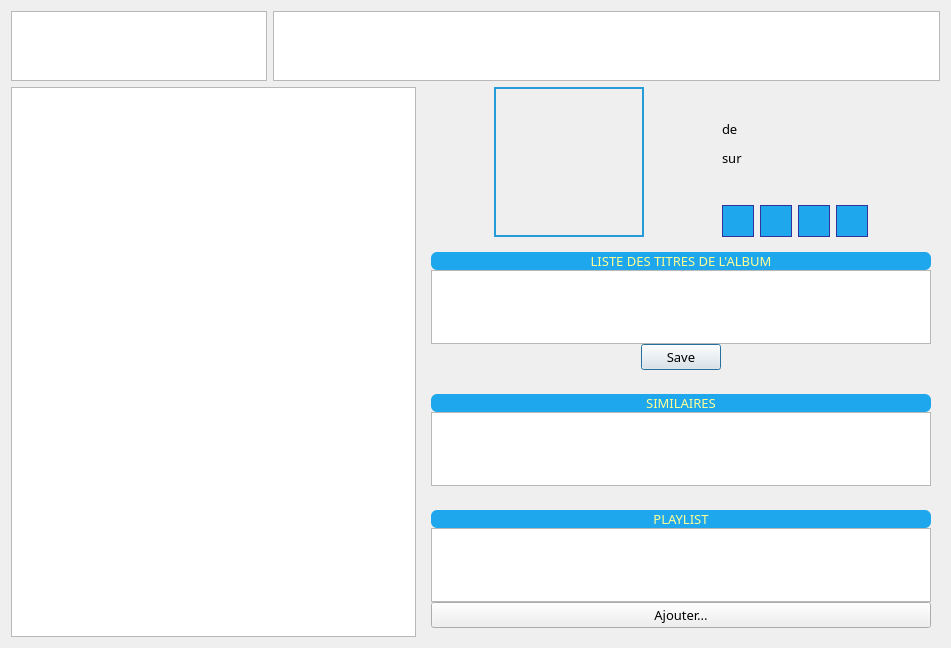
The window that projet-musique/core/ongletmp3.ui (toopoormaghell/projet-musique) describes before a commit, drawn with Qt 5.
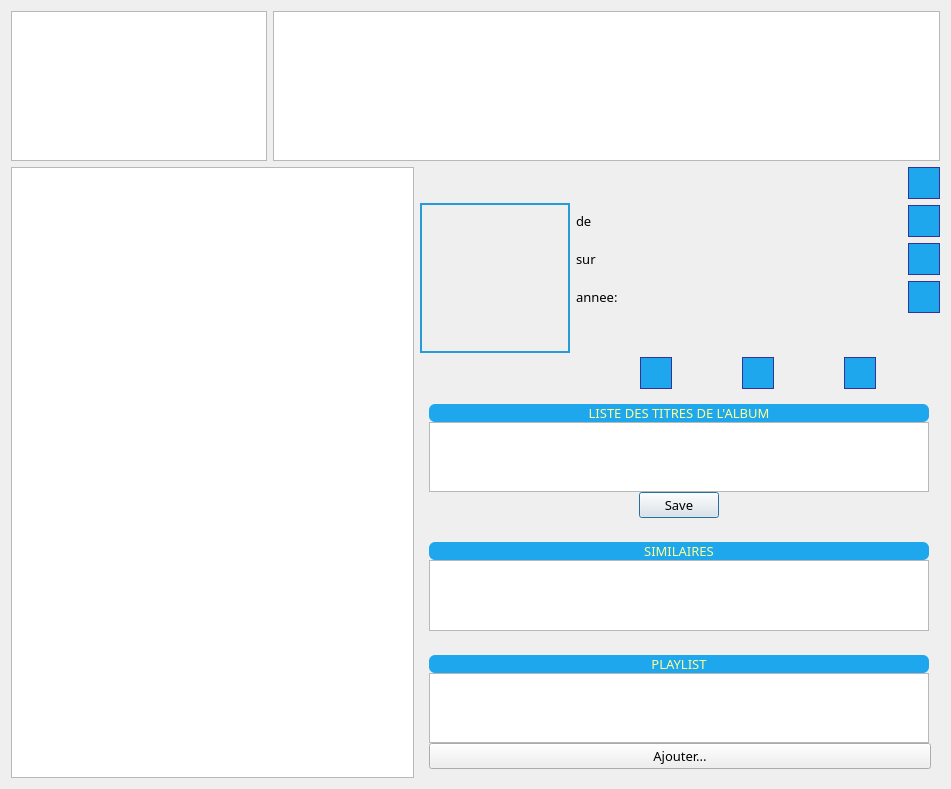
The same window after the commit. Icons and pictures are not drawn.

Commit message:
* Fixation des width pour la partie infos mp3 dans l'onglet mp3.
* Ajout du nombre de mp3 présents dans le lecteur.

* Ajout d'une option pour sélectionner les mp3 pour un artiste, un
album, une année pour le lecteur.

* Permet d'en savoir plus par l'intéraction du logiciel quand il met un
mp3 dans le lecteur.

```diff
--- a/projet-musique/core/ongletmp3.ui
+++ b/projet-musique/core/ongletmp3.ui
@@ -7,7 +7,7 @@
     <x>0</x>
     <y>0</y>
     <width>951</width>
-    <height>648</height>
+    <height>789</height>
    </rect>
   </property>
   <property name="font">
@@ -55,6 +55,12 @@
      </item>
      <item>
       <widget class="QListWidget" name="ArtistesAnnees">
+       <property name="minimumSize">
+        <size>
+         <width>0</width>
+         <height>150</height>
+        </size>
+       </property>
        <property name="maximumSize">
         <size>
          <width>16777215</width>
@@ -175,8 +181,14 @@
      </item>
      <item>
       <layout class="QVBoxLayout" name="verticalLayout_4">
+       <property name="sizeConstraint">
+        <enum>QLayout::SetDefaultConstraint</enum>
+       </property>
        <item>
         <layout class="QHBoxLayout" name="horizontalLayout_3">
+         <property name="sizeConstraint">
+          <enum>QLayout::SetFixedSize</enum>
+         </property>
          <item>
           <widget class="QLabel" name="Pochette">
            <property name="minimumSize">
@@ -268,6 +280,16 @@
                  </property>
                 </widget>
                </item>
+               <item>
+                <widget class="QLabel" name="label">
+                 <property name="styleSheet">
+                  <string notr="true">color: black;</string>
+                 </property>
+                 <property name="text">
+                  <string>annee:</string>
+                 </property>
+                </widget>
+               </item>
                <item>
                 <widget class="QLabel" name="Vide">
                  <property name="minimumSize">
@@ -293,6 +315,18 @@
               <layout class="QVBoxLayout" name="verticalLayout_2">
                <item>
                 <widget class="QLabel" name="Titre">
+                 <property name="minimumSize">
+                  <size>
+                   <width>270</width>
+                   <height>0</height>
+                  </size>
+                 </property>
+                 <property name="maximumSize">
+                  <size>
+                   <width>270</width>
+                   <height>16777215</height>
+                  </size>
+                 </property>
                  <property name="text">
                   <string/>
                  </property>
@@ -300,6 +334,18 @@
                </item>
                <item>
                 <widget class="QLabel" name="NomArtiste">
+                 <property name="minimumSize">
+                  <size>
+                   <width>270</width>
+                   <height>0</height>
+                  </size>
+                 </property>
+                 <property name="maximumSize">
+                  <size>
+                   <width>270</width>
+                   <height>16777215</height>
+                  </size>
+                 </property>
                  <property name="text">
                   <string/>
                  </property>
@@ -307,6 +353,37 @@
                </item>
                <item>
                 <widget class="QLabel" name="NomAlbum">
+                 <property name="minimumSize">
+                  <size>
+                   <width>270</width>
+                   <height>0</height>
+                  </size>
+                 </property>
+                 <property name="maximumSize">
+                  <size>
+                   <width>270</width>
+                   <height>16777215</height>
+                  </size>
+                 </property>
+                 <property name="text">
+                  <string/>
+                 </property>
+                </widget>
+               </item>
+               <item>
+                <widget class="QLabel" name="Annee">
+                 <property name="minimumSize">
+                  <size>
+                   <width>270</width>
+                   <height>0</height>
+                  </size>
+                 </property>
+                 <property name="maximumSize">
+                  <size>
+                   <width>270</width>
+                   <height>16777215</height>
+                  </size>
+                 </property>
                  <property name="text">
                   <string/>
                  </property>
@@ -314,6 +391,18 @@
                </item>
                <item>
                 <widget class="QLabel" name="Mp3Phys">
+                 <property name="minimumSize">
+                  <size>
+                   <width>270</width>
+                   <height>0</height>
+                  </size>
+                 </property>
+                 <property name="maximumSize">
+                  <size>
+                   <width>270</width>
+                   <height>16777215</height>
+                  </size>
+                 </property>
                  <property name="styleSheet">
                   <string notr="true">color: #182995;</string>
                  </property>
@@ -324,40 +413,153 @@
                </item>
               </layout>
              </item>
+             <item>
+              <layout class="QVBoxLayout" name="verticalLayout_9">
+               <item>
+                <widget class="QPushButton" name="LireMP3">
+                 <property name="toolTip">
+                  <string>Lire MP3 (Maj+L)</string>
+                 </property>
+                 <property name="styleSheet">
+                  <string notr="true">QPushButton{
+color: #FFFF96;
+background-color: #1EA7EC;
+border-width: 1px;
+border-color: #339;
+border-style: solid;
+min-width: 30px;
+max-width: 30px;
+min-height: 30px;
+max-height: 30px;
+}</string>
+                 </property>
+                 <property name="text">
+                  <string/>
+                 </property>
+                 <property name="icon">
+                  <iconset resource="IconesMenu.qrc">
+                   <normaloff>:/MP3/lire</normaloff>:/MP3/lire</iconset>
+                 </property>
+                 <property name="shortcut">
+                  <string>Shift+L</string>
+                 </property>
+                </widget>
+               </item>
+               <item>
+                <widget class="QPushButton" name="LireArtiste">
+                 <property name="toolTip">
+                  <string>Lire Artiste (Maj + R)</string>
+                 </property>
+                 <property name="styleSheet">
+                  <string notr="true">QPushButton{
+color: #FFFF96;
+background-color: #1EA7EC;
+border-width: 1px;
+border-color: #339;
+border-style: solid;
+min-width: 30px;
+max-width: 30px;
+min-height: 30px;
+max-height: 30px;
+}</string>
+                 </property>
+                 <property name="text">
+                  <string/>
+                 </property>
+                 <property name="icon">
+                  <iconset resource="IconesMenu.qrc">
+                   <normaloff>:/MP3/lire</normaloff>:/MP3/lire</iconset>
+                 </property>
+                 <property name="shortcut">
+                  <string>Shift+R</string>
+                 </property>
+                </widget>
+               </item>
+               <item>
+                <widget class="QPushButton" name="LireAlbum">
+                 <property name="toolTip">
+                  <string>Lire Album ( Maj + AB )</string>
+                 </property>
+                 <property name="styleSheet">
+                  <string notr="true">QPushButton{
+color: #FFFF96;
+background-color: #1EA7EC;
+border-width: 1px;
+border-color: #339;
+border-style: solid;
+min-width: 30px;
+max-width: 30px;
+min-height: 30px;
+max-height: 30px;
+}</string>
+                 </property>
+                 <property name="text">
+                  <string/>
+                 </property>
+                 <property name="icon">
+                  <iconset resource="IconesMenu.qrc">
+                   <normaloff>:/MP3/lire</normaloff>:/MP3/lire</iconset>
+                 </property>
+                 <property name="shortcut">
+                  <string>Shift+B</string>
+                 </property>
+                </widget>
+               </item>
+               <item>
+                <widget class="QPushButton" name="LireAnnee">
+                 <property name="toolTip">
+                  <string>Lire Annee ( Maj +A )</string>
+                 </property>
+                 <property name="styleSheet">
+                  <string notr="true">QPushButton{
+color: #FFFF96;
+background-color: #1EA7EC;
+border-width: 1px;
+border-color: #339;
+border-style: solid;
+min-width: 30px;
+max-width: 30px;
+min-height: 30px;
+max-height: 30px;
+}</string>
+                 </property>
+                 <property name="text">
+                  <string/>
+                 </property>
+                 <property name="icon">
+                  <iconset resource="IconesMenu.qrc">
+                   <normaloff>:/MP3/lire</normaloff>:/MP3/lire</iconset>
+                 </property>
+                 <property name="shortcut">
+                  <string>Shift+A</string>
+                 </property>
+                </widget>
+               </item>
+               <item>
+                <widget class="QLabel" name="label_3">
+                 <property name="minimumSize">
+                  <size>
+                   <width>32</width>
+                   <height>32</height>
+                  </size>
+                 </property>
+                 <property name="maximumSize">
+                  <size>
+                   <width>32</width>
+                   <height>32</height>
+                  </size>
+                 </property>
+                 <property name="text">
+                  <string/>
+                 </property>
+                </widget>
+               </item>
+              </layout>
+             </item>
             </layout>
            </item>
            <item>
             <layout class="QHBoxLayout" name="horizontalLayout_5">
-             <item>
-              <widget class="QPushButton" name="LireMP3">
-               <property name="toolTip">
-                <string>Lire MP3 (Maj+L)</string>
-               </property>
-               <property name="styleSheet">
-                <string notr="true">QPushButton{
-color: #FFFF96;
-background-color: #1EA7EC;
-border-width: 1px;
-border-color: #339;
-border-style: solid;
-min-width: 30px;
-max-width: 30px;
-min-height: 30px;
-max-height: 30px;
-}</string>
-               </property>
-               <property name="text">
-                <string/>
-               </property>
-               <property name="icon">
-                <iconset resource="IconesMenu.qrc">
-                 <normaloff>:/MP3/lire</normaloff>:/MP3/lire</iconset>
-               </property>
-               <property name="shortcut">
-                <string>Shift+L</string>
-               </property>
-              </widget>
-             </item>
              <item>
               <widget class="QPushButton" name="CopierMP3">
                <property name="toolTip">
@@ -562,6 +764,12 @@
           </item>
           <item>
            <widget class="QListWidget" name="Similaires">
+            <property name="minimumSize">
+             <size>
+              <width>500</width>
+              <height>0</height>
+             </size>
+            </property>
             <property name="maximumSize">
              <size>
               <width>500</width>
@@ -640,6 +848,12 @@
           </item>
           <item>
            <widget class="QListWidget" name="Playlists">
+            <property name="minimumSize">
+             <size>
+              <width>500</width>
+              <height>0</height>
+             </size>
+            </property>
             <property name="maximumSize">
              <size>
               <width>500</width>
```
The commit also changes 13 other files.
